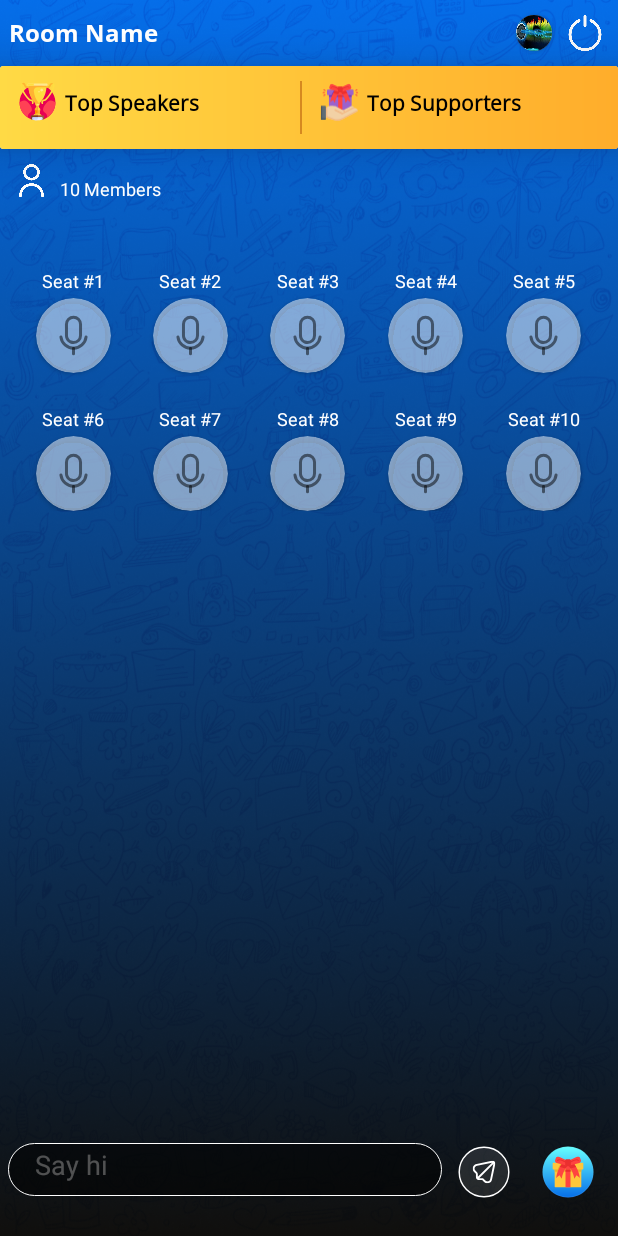
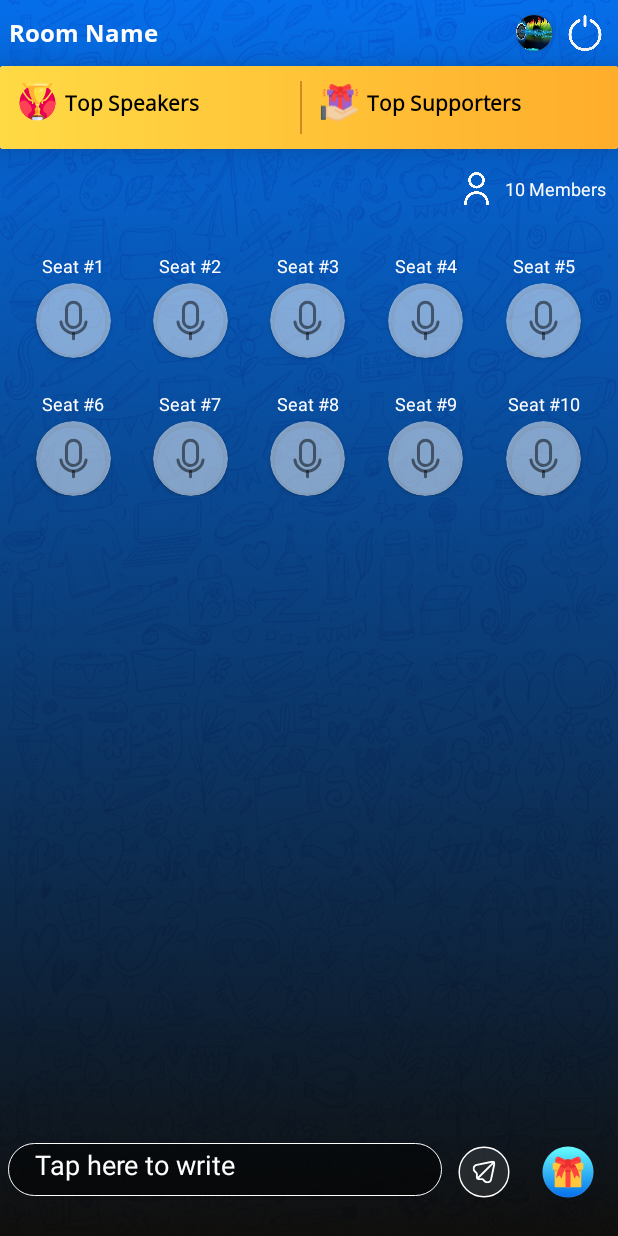
Before and after one commit to tahmid1234/Eidlandv2, an Android app: the layout activity_live_room.xml on its own in the app's theme, with its tools: preview values and no code run, on a phone screen of 412 x 824 dp. Run offline under Robolectric (Android 15) with nearby library versions, the phone set to English and light mode, and no system bars; network calls fail; Roboto replaces fonts that are not available here.

Commit message:
Liveactivity UI works

```diff
--- a/app/src/main/java/com/eidland/auxilium/voice/only/ui/LiveRoomActivity.java
+++ b/app/src/main/java/com/eidland/auxilium/voice/only/ui/LiveRoomActivity.java
@@ -357,7 +357,7 @@ public class LiveRoomActivity extends BaseActivity implements AGEventHandler, Vi
         }
         if (nameofroom.contentEquals("Eidland Welcome Hall")) {
 
-            comment.setComment("Ramadan Kareem! We are glad to have you here! Please tap on a seat to start speaking");
+            comment.setComment("Welcome to Eidland! We are glad to have you here! Please tap on a seat to start speaking");
             comment.setName("Eidland Staff \uD83E\uDD73");
             imgUrl = getIntent().getStringExtra("profile");
             comment.setUserphoto(imgUrl);
@@ -1540,8 +1540,7 @@ public class LiveRoomActivity extends BaseActivity implements AGEventHandler, Vi
                                     user.setReceivedCoins(lr + "");
                                     userRef.child(selectedViewer.id).setValue(user);
                                     Staticconfig.user.setReceivedCoins(lr + "");
-                                    coincomma = formattedtext(Staticconfig.user.getReceivedCoins());
-                                    textUserCoin.setText(coincomma);
+
                                     Log.v("entered 2nd", String.valueOf(coincomma));
 
                                 }
@@ -1897,7 +1896,7 @@ public class LiveRoomActivity extends BaseActivity implements AGEventHandler, Vi
         };
         viewerslist = new ArrayList<>();
         viewers.hasFixedSize();
-        viewers.setLayoutManager(new LinearLayoutManager(this, LinearLayoutManager.HORIZONTAL, false));
+        viewers.setLayoutManager(new LinearLayoutManager(this, LinearLayoutManager.HORIZONTAL, true));
         viewerAdapter = new ViewerAdapter(LiveRoomActivity.this, viewerslist, new ItemClickListener1() {
             @Override
             public void onPositionClicked(View view, int position) {
--- a/app/src/main/res/drawable/commentback.xml
+++ b/app/src/main/res/drawable/commentback.xml
@@ -3,6 +3,6 @@
     android:shape="rectangle">
 
  <solid android:color="#80000000"/>
-<corners android:radius="5dp"/>
+<corners android:radius="15dp"/>
 
 </shape>
--- a/app/src/main/res/layout/activity_live_room.xml
+++ b/app/src/main/res/layout/activity_live_room.xml
@@ -451,18 +451,26 @@
                 android:layout_width="match_parent"
                 android:layout_height="wrap_content"
                 android:layout_marginBottom="10dp"
-                android:gravity="center">
+                android:gravity="left">
+                <androidx.recyclerview.widget.RecyclerView
+                    android:id="@+id/viewersrecyler"
+                    android:layout_width="0dp"
+                    android:layout_height="32dp"
+                    android:layout_marginLeft="10dp"
+                    android:layout_marginRight="10dp"
+
+                    android:layout_weight="1" />
                 <LinearLayout
                     android:layout_width="wrap_content"
                     android:id="@+id/showonlineusers"
 
-
+                    android:gravity="center"
                     android:layout_height="wrap_content"
                     android:orientation="horizontal">
                 <ImageView
                     android:layout_width="22dp"
                     android:layout_height="22dp"
-                    android:layout_marginLeft="10dp"
+
 
                     android:src="@drawable/viewersicon"
                     android:contentDescription="TODO" />
@@ -478,14 +486,7 @@
                     android:textColor="#fff"
                     android:textSize="12sp" />
                 </LinearLayout>
-                <androidx.recyclerview.widget.RecyclerView
-                    android:id="@+id/viewersrecyler"
-                    android:layout_width="0dp"
-                    android:layout_height="32dp"
-                    android:layout_marginLeft="40dp"
-                    android:layout_marginRight="10dp"
-
-                    android:layout_weight="1" />
+
             </LinearLayout>
 
 
@@ -494,7 +495,9 @@
             <LinearLayout
                 android:layout_width="match_parent"
                 android:layout_height="wrap_content"
-                android:layout_margin="10dp"
+                android:layout_marginStart="10dp"
+                android:layout_marginEnd="10dp"
+                android:layout_marginBottom="10dp"
                 android:orientation="vertical">
 
                 <LinearLayout
@@ -982,7 +985,7 @@
             <LinearLayout
                 android:layout_width="match_parent"
                 android:layout_height="0dp"
-                android:layout_marginTop="10dp"
+
                 android:layout_weight="1">
 
                 <androidx.recyclerview.widget.RecyclerView
@@ -1004,27 +1007,27 @@
                     android:layout_height="wrap_content"
 
                     android:layout_weight="1">
+
+
+                    <LinearLayout
+                        android:layout_width="match_parent"
+                        android:layout_height="35dp"
+                        android:layout_marginTop="3dp"
+                        android:background="@drawable/transparentblackcircle" />
                     <EditText
                         android:id="@+id/txtcmnt"
                         android:layout_width="match_parent"
                         android:layout_height="45dp"
                         android:layout_marginHorizontal="10dp"
 
-                        android:hint="Say hi "
+                        android:hint="Tap here to write "
                         android:paddingBottom="15dp"
                         android:inputType="textCapSentences"
                         android:paddingLeft="8dp"
                         android:paddingTop="8dp"
-                        android:textColor="#fff"
+                        android:textColorHint="#fff"
                         android:background="@android:color/transparent"
-                        android:textColorHint="#A3FFFFFF" />
-
-                    <LinearLayout
-                        android:layout_width="match_parent"
-                        android:layout_height="35dp"
-                        android:layout_marginTop="3dp"
-                        android:background="@drawable/transparentblackcircle" />
-
+                        android:textColor="#fff" />
                 </RelativeLayout>
 
 
@@ -1366,16 +1369,28 @@
                     android:id="@+id/txtusercoin"
                     android:layout_width="0dp"
                     android:layout_height="match_parent"
-                    android:layout_weight="1"
+                    android:layout_weight=".4"
                     android:drawablePadding="10dp"
                     android:drawableStart="@drawable/ic_fi_rr_coin_5"
                     android:gravity="center_vertical"
                     android:paddingHorizontal="13dp"
                     android:fontFamily="@font/open_sans_bold"
                     android:textSize="20dp"
-                    android:text="Recharge"
+                    android:text="00"
                     android:textColor="#fff" />
 
+                <TextView
+                    android:id="@+id/coinrecharge"
+                    android:layout_width="0dp"
+                    android:layout_height="match_parent"
+                    android:layout_weight="1"
+
+
+                    android:fontFamily="@font/open_sans"
+                    android:gravity="center_vertical"
+                    android:text="@string/Recharge"
+                    android:textColor="#fff"
+                    android:textSize="12dp" />
                 <RelativeLayout
                     android:layout_width="98dp"
                     android:layout_height="32dp"
--- a/app/src/main/res/layout/singlecmnt.xml
+++ b/app/src/main/res/layout/singlecmnt.xml
@@ -37,6 +37,7 @@
         <LinearLayout
             android:layout_width="wrap_content"
             android:orientation="vertical"
+            android:padding="10dp"
             android:background="@drawable/commentback"
             android:layout_height="wrap_content">
 
@@ -44,7 +45,7 @@
         <TextView
             android:layout_width="wrap_content"
             android:layout_height="wrap_content"
-            android:layout_margin="10dp"
+
             android:text="2010"
             android:gravity="left"
             android:textColor="#fff"
@@ -57,7 +58,6 @@
             <pl.droidsonroids.gif.GifImageView
                 android:layout_width="wrap_content"
                 android:layout_height="wrap_content"
-                android:layout_marginStart="5dp"
                 android:scaleType="fitCenter"
                 android:visibility="gone"
 
--- a/app/src/main/res/values-hdpi/strings_config.xml
+++ b/app/src/main/res/values-hdpi/strings_config.xml
@@ -8,4 +8,8 @@
         http://docs.agora.io/en/user_guide/Component_and_Others/Dynamic_Key_User_Guide.html -->
     <string name="private_app_id">c0909d46fc014793b620f23cef6cddd8</string>
     <string name="mobile_number">Your mobile number is %n %1$s </string>
-</resources>
+
+    <string name="Recharge"> <u>Recharge</u></string>
+
+
+    </resources>
```
